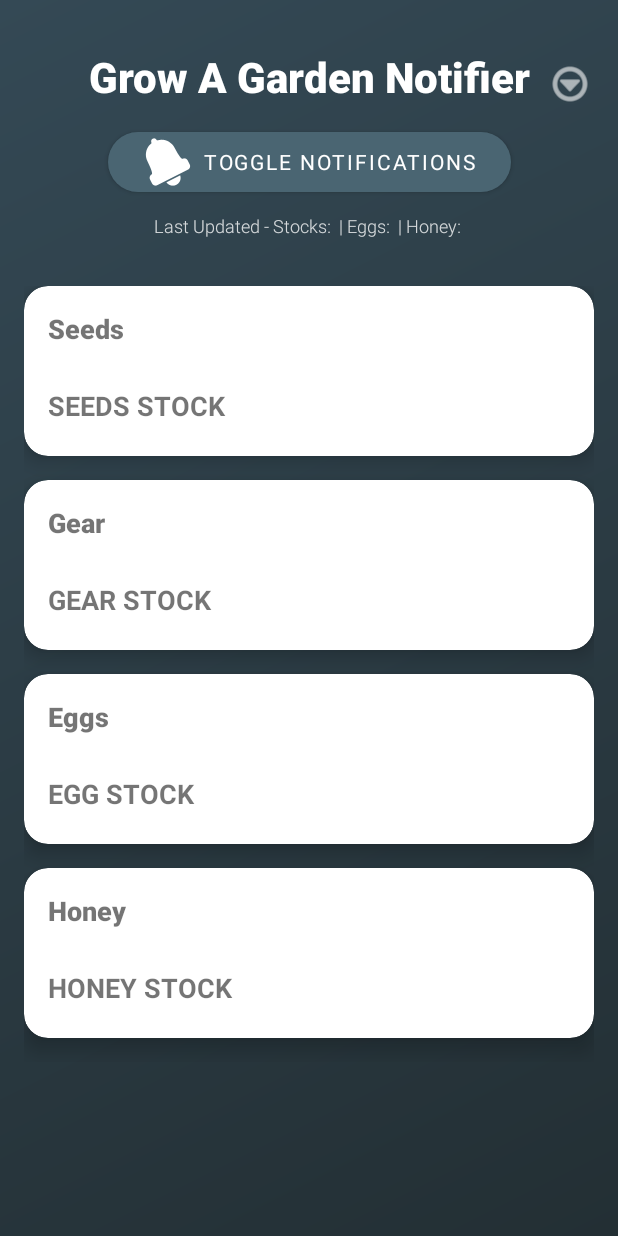
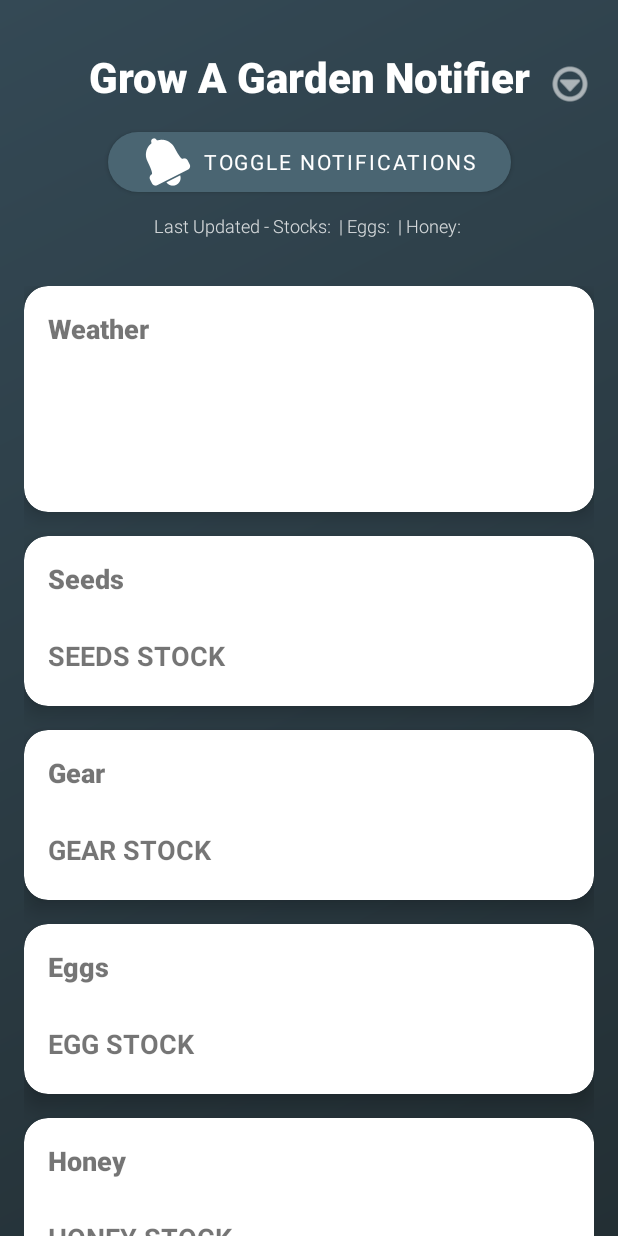
Before and after one commit to jonvicbarcenas/GAGgy, an Android app: the screen it shows after launch (MainActivity), on a phone screen of 412 x 824 dp. Run offline under Robolectric (Android 15) with nearby library versions, the phone set to English and light mode, and no system bars; our stand-ins replace Firebase (no records; nobody signed in at launch, a user with empty details on screens opened directly); 2 statements that could not run were skipped.

Commit message:
Add weather functionality including notifications, data processing, and UI updates
- Introduced Weather model and integrated it into ItemRepository.
- Added weather notification channel and handling in NotificationChannelManager and NotificationHelper.
- Updated MainActivity and MainViewModel to observe and display weather data.
- Enhanced UI in activity_main.xml to include weather information display.
- Implemented last updated tracking for weather in ViewModel.

```diff
--- a/app/src/main/java/com/dainsleif/gaggy/data/ItemRepository.kt
+++ b/app/src/main/java/com/dainsleif/gaggy/data/ItemRepository.kt
@@ -5,6 +5,7 @@ import android.content.SharedPreferences
 import android.util.Log
 import com.dainsleif.gaggy.data.models.Item
 import com.dainsleif.gaggy.data.models.ItemType
+import com.dainsleif.gaggy.data.models.Weather
 import com.google.firebase.database.DataSnapshot
 import com.google.firebase.database.DatabaseError
 import com.google.firebase.database.FirebaseDatabase
@@ -27,11 +28,16 @@ class ItemRepository private constructor(context: Context) {
         ItemType.HONEY to emptyList()
     )
 
+    // Store current weather information
+    private var _currentWeather: Weather? = null
+
     // Store current last updated times
     private var currentLastUpdated = mapOf<ItemType, String>(
         ItemType.GEAR to "",
         ItemType.SEED to "",
-        ItemType.EGG to ""
+        ItemType.EGG to "",
+        ItemType.HONEY to "",
+        ItemType.WEATHER to ""
     )
 
     companion object {
@@ -81,7 +87,8 @@ class ItemRepository private constructor(context: Context) {
             "Dragon Fruit",
             "Grape",
             "Mushroom",
-            "Beanstalk"
+            "Beanstalk",
+            "Ember Lily"
         )
 
         val EGGS = listOf(
@@ -95,15 +102,26 @@ class ItemRepository private constructor(context: Context) {
 
         val HONEY_ITEMS = listOf(
             "Flower Seed Pack",
-            "Nectarine Seed",
-            "Hive Fruit Seed",
+            "Lavender",
+            "Nectarshade",
+            "Nectarine",
+            "Hive Fruit",
+            "Pollen Radar",
+            "Nectar Staff",
             "Honey Sprinkler",
             "Bee Egg",
             "Bee Crate",
             "Honey Comb",
             "Bee Chair",
             "Honey Torch",
-            "Honey WAlkway"
+            "Honey Walkway"
+        )
+
+        val WEATHER_ALERTS = listOf(
+            "🌧️ Rain Alert!",
+            "❄️ Snow Alert!",
+            "⛈️ Thunderstorm Alert!",
+            "☄️ Meteor Shower Alert!"
         )
     }
 
@@ -139,12 +157,13 @@ class ItemRepository private constructor(context: Context) {
     /**
      * Update current last updated times
      */
-    fun updateCurrentLastUpdated(stocksTime: String, eggsTime: String, honeyTime: String) {
+    fun updateCurrentLastUpdated(stocksTime: String, eggsTime: String, honeyTime: String, weatherTime: String = "") {
         currentLastUpdated = mapOf(
             ItemType.GEAR to stocksTime,
             ItemType.SEED to stocksTime,
             ItemType.EGG to eggsTime,
-            ItemType.HONEY to honeyTime
+            ItemType.HONEY to honeyTime,
+            ItemType.WEATHER to weatherTime
         )
     }
 
@@ -175,6 +194,7 @@ class ItemRepository private constructor(context: Context) {
             ItemType.SEED -> SEEDS
             ItemType.EGG -> EGGS
             ItemType.HONEY -> HONEY_ITEMS
+            ItemType.WEATHER -> WEATHER_ALERTS
             else -> emptyList()
         }
 
@@ -190,7 +210,8 @@ class ItemRepository private constructor(context: Context) {
         onGearUpdated: (List<Item>, Boolean) -> Unit = { _, _ -> },
         onSeedUpdated: (List<Item>, Boolean) -> Unit = { _, _ -> },
         onEggUpdated: (List<Item>, Boolean) -> Unit = { _, _ -> },
-        onHoneyUpdated: (List<Item>, Boolean) -> Unit = { _, _ -> }
+        onHoneyUpdated: (List<Item>, Boolean) -> Unit = { _, _ -> },
+        onWeatherUpdated: (Weather) -> Unit = { }
     ) {
         // Listen for all data changes
         database.addValueEventListener(object : ValueEventListener {
@@ -200,6 +221,7 @@ class ItemRepository private constructor(context: Context) {
                 val seedItems = processSeedStock(snapshot)
                 val eggItems = processEggStock(snapshot)
                 val honeyItems = processHoneyStock(snapshot)
+                val weather = processWeather(snapshot)
 
                 // Check for any items with enabled notifications
                 val hasEnabledGearItems = gearItems.any { isNotificationEnabled(it.name) && it.quantity > 0 }
@@ -221,11 +243,17 @@ class ItemRepository private constructor(context: Context) {
                     ItemType.HONEY to honeyItems
                 )
 
+                // Update current weather
+                _currentWeather = weather
+
                 // Notify with changes
                 onGearUpdated(gearItems, gearChanged)
                 onSeedUpdated(seedItems, seedChanged)
                 onEggUpdated(eggItems, eggChanged)
                 onHoneyUpdated(honeyItems, honeyChanged)
+                if (weather != null) {
+                    onWeatherUpdated(weather)
+                }
             }
 
             override fun onCancelled(error: DatabaseError) {
@@ -329,6 +357,75 @@ class ItemRepository private constructor(context: Context) {
     }
 
     /**
+     * Process weather data from Firebase
+     */
+    private fun processWeather(snapshot: DataSnapshot): Weather? {
+        try {
+            val weatherSnapshot = snapshot.child("weather").child("WEATHER")
+
+            var title = ""
+            var description = ""
+
+            weatherSnapshot.children.forEach { weatherItem ->
+                val name = weatherItem.child("name").getValue(String::class.java) ?: ""
+                val value = weatherItem.child("value").getValue(String::class.java) ?: ""
+
+                when (name) {
+                    "title" -> title = value
+                    "description" -> description = value
+                }
+            }
+
+            return if (title.isNotEmpty() && description.isNotEmpty()) {
+                Weather(title, description)
+            } else {
+                null
+            }
+        } catch (e: Exception) {
+            Log.e(TAG, "Error processing weather: ${e.message}")
+            return null
+        }
+    }
+
+    /**
+     * Get current weather information
+     */
+    suspend fun getWeather(): Weather? {
+        try {
+            val weatherSnapshot = database.child("weather").child("WEATHER").get().await()
+
+            var title = ""
+            var description = ""
+
+            weatherSnapshot.children.forEach { weatherItem ->
+                val name = weatherItem.child("name").getValue(String::class.java) ?: ""
+                val value = weatherItem.child("value").getValue(String::class.java) ?: ""
+
+                when (name) {
+                    "title" -> title = value
+                    "description" -> description = value
+                }
+            }
+
+            return if (title.isNotEmpty() && description.isNotEmpty()) {
+                Weather(title, description)
+            } else {
+                null
+            }
+        } catch (e: Exception) {
+            Log.e(TAG, "Error getting weather: ${e.message}")
+            return null
+        }
+    }
+
+    /**
+     * Get the currently cached weather information
+     */
+    fun getCurrentWeather(): Weather? {
+        return _currentWeather
+    }
+
+    /**
      * Get current gear items
      */
     suspend fun getGearItems(): List<Item> {
--- a/app/src/main/java/com/dainsleif/gaggy/data/models/Item.kt
+++ b/app/src/main/java/com/dainsleif/gaggy/data/models/Item.kt
@@ -17,5 +17,6 @@ enum class ItemType {
     SEED,
     EGG,
     HONEY,
+    WEATHER,
     UNKNOWN
 }
--- a/app/src/main/java/com/dainsleif/gaggy/notifications/NotificationChannelManager.kt
+++ b/app/src/main/java/com/dainsleif/gaggy/notifications/NotificationChannelManager.kt
@@ -17,6 +17,7 @@ class NotificationChannelManager(private val context: Context) {
         const val GEAR_CHANNEL_ID = "gear_channel"
         const val SEED_CHANNEL_ID = "seed_channel"
         const val EGG_CHANNEL_ID = "egg_channel"
+        const val WEATHER_CHANNEL_ID = "weather_channel"
         const val ANNOUNCEMENTS_CHANNEL_ID = "announcements_channel"
         private const val TAG = "NotificationChannelManager"
     }
@@ -29,6 +30,7 @@ class NotificationChannelManager(private val context: Context) {
             createGearChannel()
             createSeedChannel()
             createEggChannel()
+            createWeatherChannel()
             createAnnouncementsChannel()
             Log.d(TAG, "All notification channels created")
         }
@@ -113,6 +115,30 @@ class NotificationChannelManager(private val context: Context) {
         }
     }
 
+    private fun createWeatherChannel() {
+        if (Build.VERSION.SDK_INT >= Build.VERSION_CODES.O) {
+            val name = "Weather Notifications"
+            val description = "Notifications for weather changes"
+            val importance = NotificationManager.IMPORTANCE_HIGH
+            val channel = NotificationChannel(WEATHER_CHANNEL_ID, name, importance).apply {
+                this.description = description
+
+                enableLights(true)
+                lockscreenVisibility = Notification.VISIBILITY_PUBLIC
+                enableVibration(false)
+                setSound(null, null)
+
+                if (Build.VERSION.SDK_INT >= Build.VERSION_CODES.P) {
+                    setAllowBubbles(true)
+                }
+
+                setShowBadge(true)
+            }
+            notificationManager.createNotificationChannel(channel)
+            Log.d(TAG, "Weather notification channel created")
+        }
+    }
+
     private fun createAnnouncementsChannel() {
         if (Build.VERSION.SDK_INT >= Build.VERSION_CODES.O) {
             val name = "Announcements"
--- a/app/src/main/java/com/dainsleif/gaggy/ui/main/MainActivity.kt
+++ b/app/src/main/java/com/dainsleif/gaggy/ui/main/MainActivity.kt
@@ -23,6 +23,7 @@ import androidx.lifecycle.lifecycleScope
 import com.dainsleif.gaggy.GaggyApplication
 import com.dainsleif.gaggy.R
 import com.dainsleif.gaggy.data.models.Item
+import com.dainsleif.gaggy.data.models.Weather
 import com.dainsleif.gaggy.notifications.NotificationChannelManager
 import com.dainsleif.gaggy.notifications.PermissionHandler
 import com.dainsleif.gaggy.ui.settings.NotificationSettingsActivity
@@ -38,6 +39,9 @@ class MainActivity : AppCompatActivity() {
     private lateinit var gearLayout: LinearLayout
     private lateinit var eggsLayout: LinearLayout
     private lateinit var honeyLayout: LinearLayout
+    private lateinit var weatherTitleTextView: TextView
+    private lateinit var weatherDescriptionTextView: TextView
+    private lateinit var weatherLastUpdatedTextView: TextView
     private lateinit var lastUpdatedTextView: TextView
     private lateinit var notificationsButton: Button
     private lateinit var menuButton: ImageButton
@@ -93,6 +97,9 @@ class MainActivity : AppCompatActivity() {
         gearLayout = findViewById(R.id.gearLayout)
         eggsLayout = findViewById(R.id.eggsLayout)
         honeyLayout = findViewById(R.id.honeyLayout)
+        weatherTitleTextView = findViewById(R.id.weatherTitleTextView)
+        weatherDescriptionTextView = findViewById(R.id.weatherDescriptionTextView)
+        weatherLastUpdatedTextView = findViewById(R.id.weatherLastUpdatedTextView)
         lastUpdatedTextView = findViewById(R.id.lastUpdatedTextView)
         notificationsButton = findViewById(R.id.notificationsButton)
         menuButton = findViewById(R.id.menuButton)
@@ -147,9 +154,21 @@ class MainActivity : AppCompatActivity() {
             updateHoneyUI(honeyItems)
         }
 
+        // Observe weather
+        viewModel.weather.observe(this) { weather ->
+            updateWeatherUI(weather)
+        }
+
         // Observe last updated times
         viewModel.lastUpdated.observe(this) { (stocksTime, eggsTime, honeyTime) ->
             lastUpdatedTextView.text = "Last Updated - Stocks: $stocksTime | Eggs: $eggsTime | Honey: $honeyTime"
+        }
+
+        // Observe weather last updated time
+        viewModel.weatherLastUpdated.observe(this) { weatherTime ->
+            if (weatherTime.isNotEmpty()) {
+                weatherLastUpdatedTextView.text = "Last Updated: $weatherTime"
+            }
         }
     }
 
@@ -185,6 +204,16 @@ class MainActivity : AppCompatActivity() {
         }
     }
 
+    private fun updateWeatherUI(weather: Weather?) {
+        if (weather != null) {
+            weatherTitleTextView.text = weather.title
+            weatherDescriptionTextView.text = weather.description
+        } else {
+            weatherTitleTextView.text = "No weather information available"
+            weatherDescriptionTextView.text = ""
+        }
+    }
+
     private fun checkForUpdates() {
         lifecycleScope.launch {
             val updateResult = appUpdateChecker.checkForUpdate()
@@ -199,7 +228,10 @@ class MainActivity : AppCompatActivity() {
                 val stocksTime = snapshot.child("stocks").child("ph").getValue(String::class.java) ?: ""
                 val eggsTime = snapshot.child("eggs").child("ph").getValue(String::class.java) ?: ""
                 val honeyTime = snapshot.child("honeyStocks").child("ph").getValue(String::class.java) ?: ""
+                val weatherTime = snapshot.child("weather").child("ph").getValue(String::class.java) ?: ""
+
                 viewModel.updateLastUpdated(stocksTime, eggsTime, honeyTime)
+                viewModel.updateWeatherLastUpdated(weatherTime)
             }
 
             override fun onCancelled(error: DatabaseError) {
--- a/app/src/main/java/com/dainsleif/gaggy/ui/main/MainViewModel.kt
+++ b/app/src/main/java/com/dainsleif/gaggy/ui/main/MainViewModel.kt
@@ -7,6 +7,7 @@ import androidx.lifecycle.MutableLiveData
 import com.dainsleif.gaggy.data.ItemRepository
 import com.dainsleif.gaggy.data.models.Item
 import com.dainsleif.gaggy.data.models.ItemType
+import com.dainsleif.gaggy.data.models.Weather
 import com.dainsleif.gaggy.notifications.NotificationHelper
 
 /**
@@ -28,8 +29,14 @@ class MainViewModel(application: Application) : AndroidViewModel(application) {
     private val _honeyItems = MutableLiveData<List<Item>>()
     val honeyItems: LiveData<List<Item>> = _honeyItems
 
+    private val _weather = MutableLiveData<Weather?>()
+    val weather: LiveData<Weather?> = _weather
+
     private val _lastUpdated = MutableLiveData<Triple<String, String, String>>()
     val lastUpdated: LiveData<Triple<String, String, String>> = _lastUpdated
+
+    private val _weatherLastUpdated = MutableLiveData<String>()
+    val weatherLastUpdated: LiveData<String> = _weatherLastUpdated
 
     init {
         startListeningForStockChanges()
@@ -63,6 +70,10 @@ class MainViewModel(application: Application) : AndroidViewModel(application) {
                 if (isChanged) {
                     checkForNotifications(honeyItems, ItemType.HONEY)
                 }
+            },
+            onWeatherUpdated = { weather ->
+                _weather.value = weather
+                checkForWeatherNotification(weather)
             }
         )
     }
@@ -81,10 +92,34 @@ class MainViewModel(application: Application) : AndroidViewModel(application) {
     }
 
     /**
+     * Check if weather needs notification
+     */
+    private fun checkForWeatherNotification(weather: Weather) {
+        val weatherTitle = weather.title
+        // Check if notification is enabled for this weather type
+        if (itemRepository.isNotificationEnabled(weatherTitle)) {
+            notificationHelper.createWeatherNotification(weather)
+        }
+    }
+
+    /**
      * Update last updated times
      */
     fun updateLastUpdated(stocksTime: String, eggsTime: String, honeyTime: String) {
         _lastUpdated.value = Triple(stocksTime, eggsTime, honeyTime)
         itemRepository.updateCurrentLastUpdated(stocksTime, eggsTime, honeyTime)
     }
+
+    /**
+     * Update weather last updated time
+     */
+    fun updateWeatherLastUpdated(weatherTime: String) {
+        _weatherLastUpdated.value = weatherTime
+        itemRepository.updateCurrentLastUpdated(
+            _lastUpdated.value?.first ?: "",
+            _lastUpdated.value?.second ?: "",
+            _lastUpdated.value?.third ?: "",
+            weatherTime
+        )
+    }
 }
--- a/app/src/main/java/com/dainsleif/gaggy/ui/settings/NotificationSettingsActivity.kt
+++ b/app/src/main/java/com/dainsleif/gaggy/ui/settings/NotificationSettingsActivity.kt
@@ -77,6 +77,11 @@ class NotificationSettingsActivity : AppCompatActivity() {
         // Observe honey items
         viewModel.honeyItems.observe(this) { honeyItems ->
             setupItemsSection("Honey Notification Settings", honeyItems, ItemType.HONEY)
+        }
+
+        // Observe weather alerts
+        viewModel.weatherAlerts.observe(this) { weatherAlerts ->
+            setupItemsSection("Weather Alert Settings", weatherAlerts, ItemType.WEATHER)
         }
     }
 
--- a/app/src/main/java/com/dainsleif/gaggy/ui/settings/NotificationSettingsViewModel.kt
+++ b/app/src/main/java/com/dainsleif/gaggy/ui/settings/NotificationSettingsViewModel.kt
@@ -25,6 +25,9 @@ class NotificationSettingsViewModel(application: Application) : AndroidViewModel
     private val _honeyItems = MutableLiveData<List<Pair<String, Boolean>>>()
     val honeyItems: LiveData<List<Pair<String, Boolean>>> = _honeyItems
 
+    private val _weatherAlerts = MutableLiveData<List<Pair<String, Boolean>>>()
+    val weatherAlerts: LiveData<List<Pair<String, Boolean>>> = _weatherAlerts
+
     init {
         loadAllSettings()
     }
@@ -37,6 +40,7 @@ class NotificationSettingsViewModel(application: Application) : AndroidViewModel
         _seedItems.value = itemRepository.getAllItemsWithNotificationStatus(ItemType.SEED)
         _eggItems.value = itemRepository.getAllItemsWithNotificationStatus(ItemType.EGG)
         _honeyItems.value = itemRepository.getAllItemsWithNotificationStatus(ItemType.HONEY)
+        _weatherAlerts.value = itemRepository.getAllItemsWithNotificationStatus(ItemType.WEATHER)
     }
 
     /**
--- a/app/src/main/res/layout/activity_main.xml
+++ b/app/src/main/res/layout/activity_main.xml
@@ -86,6 +86,60 @@
             android:layout_width="match_parent"
             android:layout_height="wrap_content"
             android:orientation="vertical">
+
+            <com.google.android.material.card.MaterialCardView
+                android:id="@+id/weatherCard"
+                style="@style/GAGgyCard"
+                android:layout_width="match_parent"
+                android:layout_height="wrap_content">
+
+                <LinearLayout
+                    android:layout_width="match_parent"
+                    android:layout_height="wrap_content"
+                    android:orientation="vertical">
+
+                    <TextView
+                        android:layout_width="wrap_content"
+                        android:layout_height="wrap_content"
+                        style="@style/GAGgyCardTitle"
+                        android:text="Weather" />
+
+                    <LinearLayout
+                        android:id="@+id/weatherLayout"
+                        android:layout_width="match_parent"
+                        android:layout_height="wrap_content"
+                        android:orientation="vertical"
+                        android:paddingHorizontal="16dp"
+                        android:paddingBottom="16dp">
+
+                        <TextView
+                            android:id="@+id/weatherTitleTextView"
+                            android:layout_width="match_parent"
+                            android:layout_height="wrap_content"
+                            android:textSize="16sp"
+                            android:textStyle="bold"
+                            android:paddingTop="8dp"
+                            tools:text="❄️ Snow Alert!" />
+
+                        <TextView
+                            android:id="@+id/weatherDescriptionTextView"
+                            android:layout_width="match_parent"
+                            android:layout_height="wrap_content"
+                            android:textSize="14sp"
+                            android:paddingTop="4dp"
+                            tools:text="Snow increases growth speed and has a higher chance to freeze fruit (x10 value) or chill fruit (x2 value). It occurs as rarely as rain." />
+
+                        <TextView
+                            android:id="@+id/weatherLastUpdatedTextView"
+                            android:layout_width="match_parent"
+                            android:layout_height="wrap_content"
+                            android:textSize="12sp"
+                            android:alpha="0.7"
+                            android:paddingTop="8dp"
+                            tools:text="Last Updated: 2025-06-08 06:26:06 PM" />
+                    </LinearLayout>
+                </LinearLayout>
+            </com.google.android.material.card.MaterialCardView>
 
             <com.google.android.material.card.MaterialCardView
                 android:id="@+id/seedsCard"
```
Also changed, not shown: app/src/main/java/com/dainsleif/gaggy/data/models/Weather.kt (added, +9 -0 lines), app/src/main/java/com/dainsleif/gaggy/notifications/NotificationHelper.kt (+80 -0 lines).
